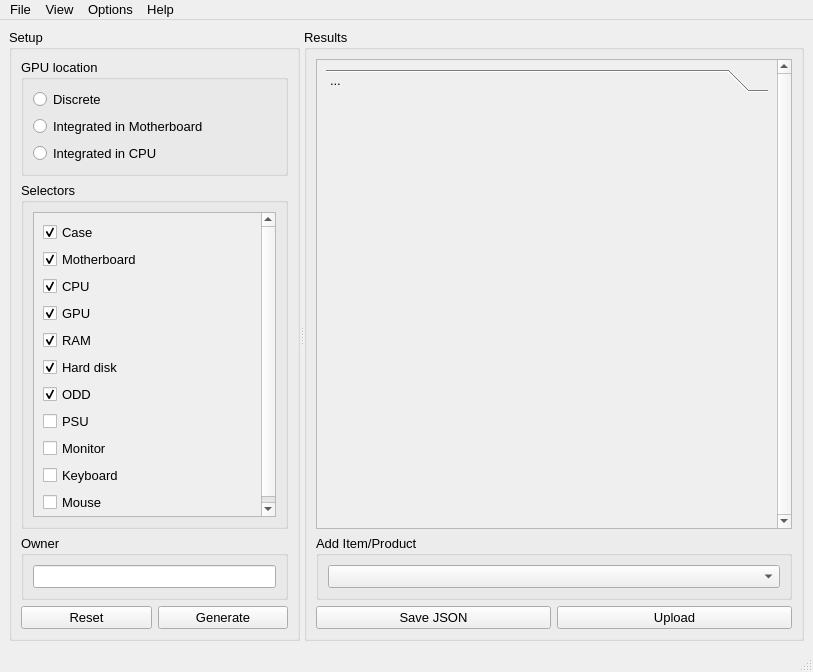
Above: assets/interface.ui from WEEE-Open/peracotta before the change. Below: the same form after it.
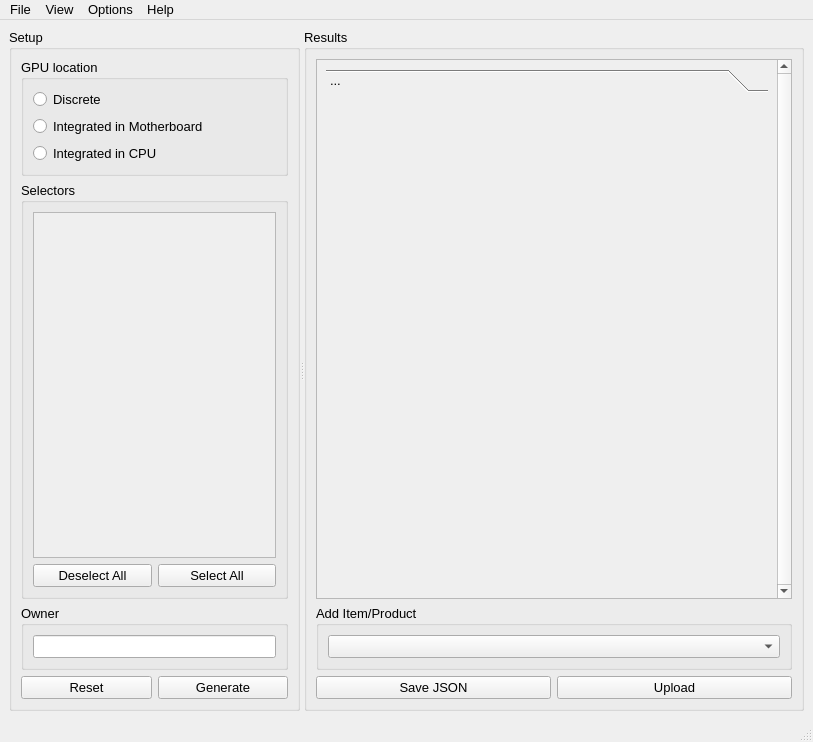
That is the form after the change. Icons and pictures are not drawn.

Diff of the .ui file:
```diff
--- a/assets/interface.ui
+++ b/assets/interface.ui
@@ -7,7 +7,7 @@
     <x>0</x>
     <y>0</y>
     <width>813</width>
-    <height>672</height>
+    <height>742</height>
    </rect>
   </property>
   <property name="font">
@@ -122,7 +122,7 @@
            <item>
             <widget class="QScrollArea" name="selectorsScrollArea">
              <property name="sizePolicy">
-              <sizepolicy hsizetype="MinimumExpanding" vsizetype="MinimumExpanding">
+              <sizepolicy hsizetype="MinimumExpanding" vsizetype="Expanding">
                <horstretch>0</horstretch>
                <verstretch>0</verstretch>
               </sizepolicy>
@@ -136,123 +136,36 @@
                 <x>0</x>
                 <y>0</y>
                 <width>248</width>
-                <height>298</height>
+                <height>361</height>
                </rect>
               </property>
-              <layout class="QVBoxLayout" name="verticalLayout_6">
-               <item>
-                <widget class="QCheckBox" name="checkBox_2">
-                 <property name="text">
-                  <string>Case</string>
-                 </property>
-                 <property name="checked">
-                  <bool>true</bool>
-                 </property>
-                </widget>
-               </item>
-               <item>
-                <widget class="QCheckBox" name="checkBox">
-                 <property name="text">
-                  <string>Motherboard</string>
-                 </property>
-                 <property name="checked">
-                  <bool>true</bool>
-                 </property>
-                </widget>
-               </item>
-               <item>
-                <widget class="QCheckBox" name="checkBox_3">
-                 <property name="text">
-                  <string>CPU</string>
-                 </property>
-                 <property name="checked">
-                  <bool>true</bool>
-                 </property>
-                </widget>
-               </item>
-               <item>
-                <widget class="QCheckBox" name="checkBox_7">
-                 <property name="text">
-                  <string>GPU</string>
-                 </property>
-                 <property name="checked">
-                  <bool>true</bool>
-                 </property>
-                </widget>
-               </item>
-               <item>
-                <widget class="QCheckBox" name="checkBox_4">
-                 <property name="text">
-                  <string>RAM</string>
-                 </property>
-                 <property name="checked">
-                  <bool>true</bool>
-                 </property>
-                </widget>
-               </item>
-               <item>
-                <widget class="QCheckBox" name="checkBox_6">
                  <property name="sizePolicy">
-                  <sizepolicy hsizetype="Minimum" vsizetype="Maximum">
+               <sizepolicy hsizetype="Preferred" vsizetype="Expanding">
                    <horstretch>0</horstretch>
                    <verstretch>0</verstretch>
                   </sizepolicy>
                  </property>
-                 <property name="maximumSize">
-                  <size>
-                   <width>16777215</width>
-                   <height>100</height>
-                  </size>
-                 </property>
-                 <property name="text">
-                  <string>Hard disk</string>
-                 </property>
-                 <property name="checked">
-                  <bool>true</bool>
-                 </property>
-                </widget>
-               </item>
-               <item>
-                <widget class="QCheckBox" name="checkBox_5">
-                 <property name="text">
-                  <string>ODD</string>
-                 </property>
-                 <property name="checked">
-                  <bool>true</bool>
-                 </property>
+              <layout class="QVBoxLayout" name="verticalLayout_6"/>
+             </widget>
                 </widget>
                </item>
                <item>
-                <widget class="QCheckBox" name="checkBox_11">
-                 <property name="text">
-                  <string>PSU</string>
-                 </property>
-                </widget>
-               </item>
+            <layout class="QHBoxLayout" name="horizontalLayout_4">
                <item>
-                <widget class="QCheckBox" name="checkBox_8">
+              <widget class="QPushButton" name="deselectBtn">
                  <property name="text">
-                  <string>Monitor</string>
+                <string>Deselect All</string>
                  </property>
                 </widget>
                </item>
                <item>
-                <widget class="QCheckBox" name="checkBox_10">
+              <widget class="QPushButton" name="selectBtn">
                  <property name="text">
-                  <string>Keyboard</string>
-                 </property>
-                </widget>
-               </item>
-               <item>
-                <widget class="QCheckBox" name="checkBox_9">
-                 <property name="text">
-                  <string>Mouse</string>
+                <string>Select All</string>
                  </property>
                 </widget>
                </item>
               </layout>
-             </widget>
-            </widget>
            </item>
           </layout>
          </widget>
@@ -272,22 +185,6 @@
           </layout>
          </widget>
         </item>
-        <item>
-         <spacer name="verticalSpacer">
-          <property name="orientation">
-           <enum>Qt::Vertical</enum>
-          </property>
-          <property name="sizeType">
-           <enum>QSizePolicy::MinimumExpanding</enum>
-          </property>
-          <property name="sizeHint" stdset="0">
-           <size>
-            <width>20</width>
-            <height>0</height>
-           </size>
-          </property>
-         </spacer>
-        </item>
         <item>
          <layout class="QHBoxLayout" name="horizontalLayout_3">
           <item>
@@ -333,7 +230,7 @@
              <x>0</x>
              <y>0</y>
              <width>461</width>
-             <height>475</height>
+             <height>545</height>
             </rect>
            </property>
            <layout class="QVBoxLayout" name="verticalLayout_2">
@@ -354,7 +251,7 @@
                  <x>0</x>
                  <y>0</y>
                  <width>443</width>
-                 <height>427</height>
+                 <height>497</height>
                 </rect>
                </property>
                <attribute name="label">
```
Lines whose indentation alone changed are shown as unchanged.
